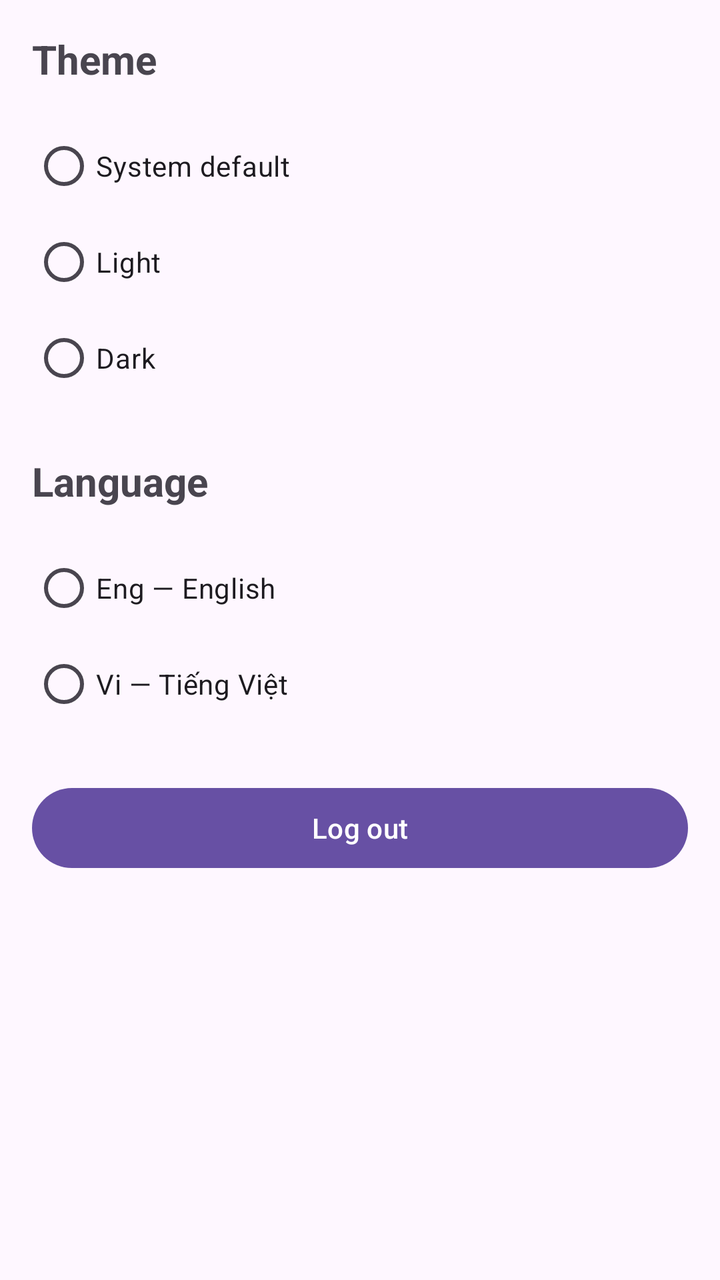
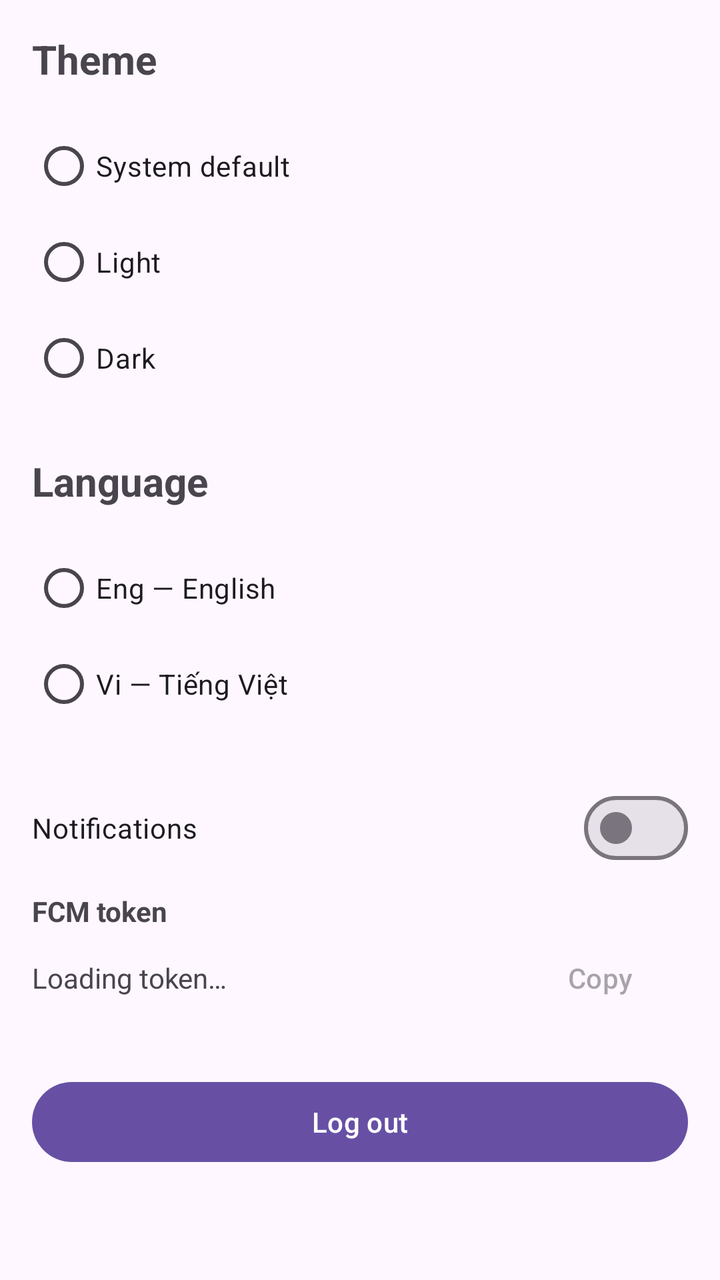

Compare the two renders of this Android layout. The source of the first and the diff that turns it into the second are given below.
<!-- AndroidManifest.xml: application theme Theme.Practice -->
<!-- res/layout/fragment_settings.xml -->
<?xml version="1.0" encoding="utf-8"?>
<ScrollView xmlns:android="http://schemas.android.com/apk/res/android"
    xmlns:tools="http://schemas.android.com/tools"
    android:layout_width="match_parent"
    android:layout_height="match_parent"
    android:padding="16dp"
    tools:context=".presenter.settings.SettingsFragment">

    <LinearLayout
        android:layout_width="match_parent"
        android:layout_height="wrap_content"
        android:orientation="vertical">

        <TextView
            android:layout_width="wrap_content"
            android:layout_height="wrap_content"
            android:text="@string/settings_theme"
            android:textSize="20sp"
            android:textStyle="bold" />

        <RadioGroup
            android:id="@+id/radioGroupTheme"
            android:layout_width="match_parent"
            android:layout_height="wrap_content"
            android:layout_marginTop="16dp">

            <RadioButton
                android:id="@+id/radioSystem"
                android:layout_width="wrap_content"
                android:layout_height="wrap_content"
                android:text="@string/settings_theme_system" />

            <RadioButton
                android:id="@+id/radioLight"
                android:layout_width="wrap_content"
                android:layout_height="wrap_content"
                android:text="@string/settings_theme_light" />

            <RadioButton
                android:id="@+id/radioDark"
                android:layout_width="wrap_content"
                android:layout_height="wrap_content"
                android:text="@string/settings_theme_dark" />
        </RadioGroup>

        <TextView
            android:layout_width="wrap_content"
            android:layout_height="wrap_content"
            android:layout_marginTop="24dp"
            android:text="@string/settings_language"
            android:textSize="20sp"
            android:textStyle="bold" />

        <RadioGroup
            android:id="@+id/radioGroupLanguage"
            android:layout_width="match_parent"
            android:layout_height="wrap_content"
            android:layout_marginTop="16dp">
            <RadioButton
                android:id="@+id/radioEnglish"
                android:layout_width="wrap_content"
                android:layout_height="wrap_content"
                android:text="@string/settings_language_english" />
            <RadioButton
                android:id="@+id/radioVietnamese"
                android:layout_width="wrap_content"
                android:layout_height="wrap_content"
                android:text="@string/settings_language_vietnamese" />
        </RadioGroup>

        <com.google.android.material.button.MaterialButton
            android:id="@+id/btn_logout"
            android:layout_width="match_parent"
            android:layout_height="wrap_content"
            android:layout_marginTop="24dp"
            android:text="@string/logout" />
    </LinearLayout>
</ScrollView>
<!-- resources referenced by this layout -->
<resources>
  <string name="logout">Log out</string>
  <string name="settings_language">Language</string>
  <string name="settings_language_english">Eng — English</string>
  <string name="settings_language_vietnamese">Vi — Tiếng Việt</string>
  <string name="settings_theme">Theme</string>
  <string name="settings_theme_dark">Dark</string>
  <string name="settings_theme_light">Light</string>
  <string name="settings_theme_system">System default</string>
  <style name="Theme.Practice" parent="Base.Theme.Practice" />
  <style name="Base.Theme.Practice" parent="Theme.Material3.DayNight.NoActionBar">
          
          
      </style>
</resources>

<!-- the commit's change to res/layout/fragment_settings.xml (unified diff, before → after) -->
@@ -68,6 +68,49 @@
                 android:text="@string/settings_language_vietnamese" />
         </RadioGroup>
 
+        <com.google.android.material.materialswitch.MaterialSwitch
+            android:id="@+id/switch_notifications"
+            android:saveEnabled="false"
+            android:layout_width="match_parent"
+            android:layout_height="wrap_content"
+            android:layout_marginTop="24dp"
+            android:minHeight="48dp"
+            android:text="@string/settings_notifications" />
+
+        <TextView
+            android:layout_width="match_parent"
+            android:layout_height="wrap_content"
+            android:layout_marginTop="8dp"
+            android:text="@string/settings_fcm_token"
+            android:textStyle="bold" />
+
+        <LinearLayout
+            android:layout_width="match_parent"
+            android:layout_height="wrap_content"
+            android:gravity="center_vertical"
+            android:orientation="horizontal">
+
+            <TextView
+                android:id="@+id/text_notification_token"
+                android:layout_width="0dp"
+                android:layout_height="wrap_content"
+                android:layout_weight="1"
+                android:layout_marginEnd="12dp"
+                android:saveEnabled="false"
+                android:maxLines="2"
+                android:ellipsize="end"
+                android:text="@string/settings_token_loading" />
+
+            <com.google.android.material.button.MaterialButton
+                android:id="@+id/btn_copy_token"
+                style="?attr/borderlessButtonStyle"
+                android:layout_width="wrap_content"
+                android:layout_height="wrap_content"
+                android:enabled="false"
+                android:saveEnabled="false"
+                android:text="@string/settings_copy_token" />
+        </LinearLayout>
+
         <com.google.android.material.button.MaterialButton
             android:id="@+id/btn_logout"
             android:layout_width="match_parent"
<!-- resource entries referenced after the edit -->
@@ -1,13 +1,17 @@
 <!-- resources referenced by this layout -->
 <resources>
   <string name="logout">Log out</string>
+  <string name="settings_copy_token">Copy</string>
+  <string name="settings_fcm_token">FCM token</string>
   <string name="settings_language">Language</string>
   <string name="settings_language_english">Eng — English</string>
   <string name="settings_language_vietnamese">Vi — Tiếng Việt</string>
+  <string name="settings_notifications">Notifications</string>
   <string name="settings_theme">Theme</string>
   <string name="settings_theme_dark">Dark</string>
   <string name="settings_theme_light">Light</string>
   <string name="settings_theme_system">System default</string>
+  <string name="settings_token_loading">Loading token…</string>
   <style name="Theme.Practice" parent="Base.Theme.Practice" />
   <style name="Base.Theme.Practice" parent="Theme.Material3.DayNight.NoActionBar">
           
